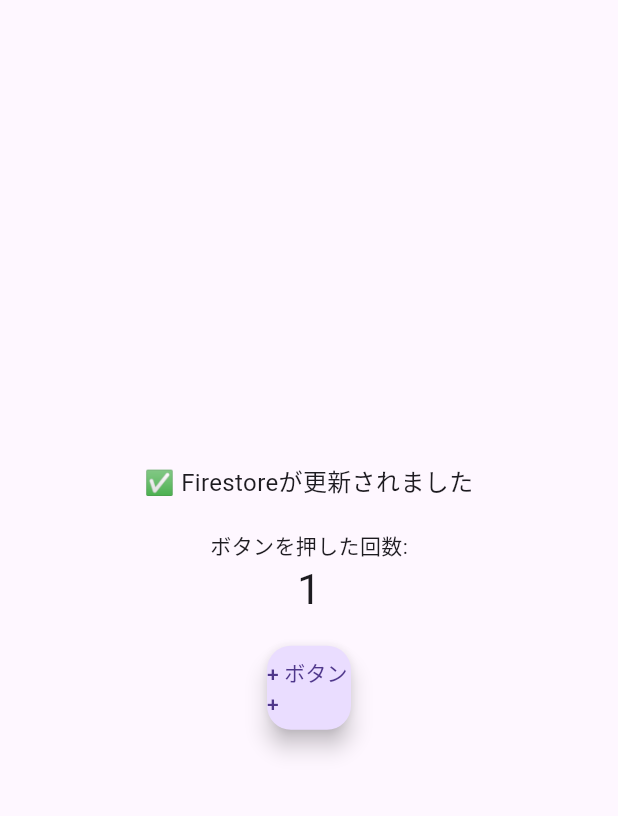
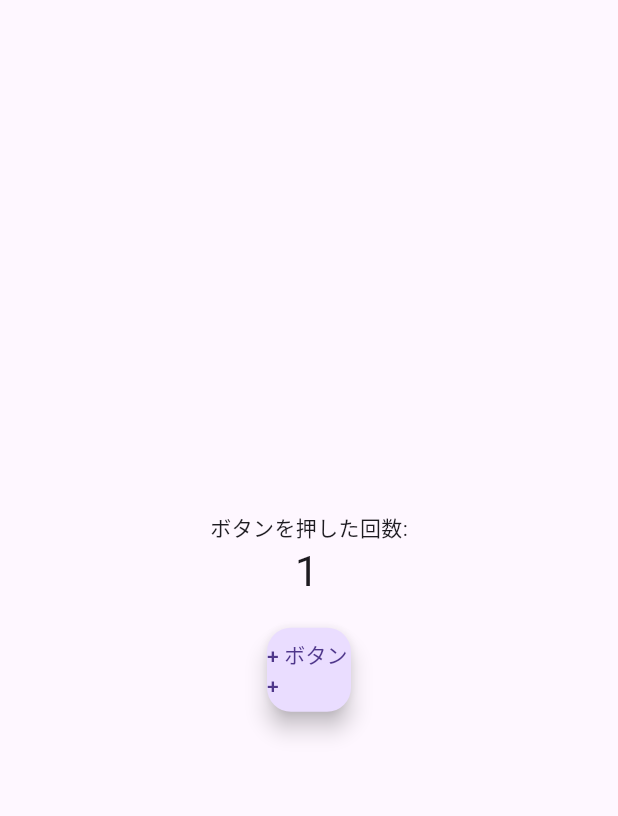
Before and after one commit to OkiKDDazMMD/ShoppingList, a Flutter app: the screen it shows once a user with an empty profile is signed in, after a tap on "+ ボタン +", on a phone screen of 412 x 824 dp, the part 63-879 px from its top. Run offline on Flutter 3.47's test engine with Material 3 defaults, Android fonts, the phone set to English and light mode, and no system bars; our stand-ins replace cloud_firestore, firebase_auth, firebase_core; accounts and stored records are empty.

Commit message:
_incrementCounterメソッドからstatusMessageの表示を削除し、SelectableTextを使用してカウントを表示するように修正

```diff
--- a/lib/main.dart
+++ b/lib/main.dart
@@ -130,9 +130,6 @@ class _MyHomePageState extends State<MyHomePage> {
 
   // _incrementCounterメソッドを改善します。
   void _incrementCounter() async {
-    setState(() {
-      statusMessage = '✅ ボタンが押されました... Firestoreに接続中';
-    });
     try {
       // FieldValue.increment(1) を使用して、Firestore側で 'count' フィールドの値を1増加させます。
       // SetOptions(merge: true) を指定することで、
@@ -163,12 +160,6 @@ class _MyHomePageState extends State<MyHomePage> {
         child: Column(
           mainAxisAlignment: MainAxisAlignment.center,
           children: <Widget>[
-            // ここにstatusMessageを表示（StreamBuilderの外）
-            Text(
-              statusMessage,
-              textAlign: TextAlign.center,
-              style: const TextStyle(fontSize: 16),
-            ),
             const SizedBox(height: 20),
             // StreamBuilderを使ってFirestoreのドキュメントの変更をリアルタイムで監視します。
             StreamBuilder<DocumentSnapshot>(
@@ -199,7 +190,7 @@ class _MyHomePageState extends State<MyHomePage> {
                 return Column(
                   children: [
                   const Text('ボタンを押した回数:'),
-                  Text('$currentCount',
+                  SelectableText('$currentCount',
                     style: Theme.of(context).textTheme.headlineMedium),
                   const SizedBox(height: 20),
                   FloatingActionButton(
```
